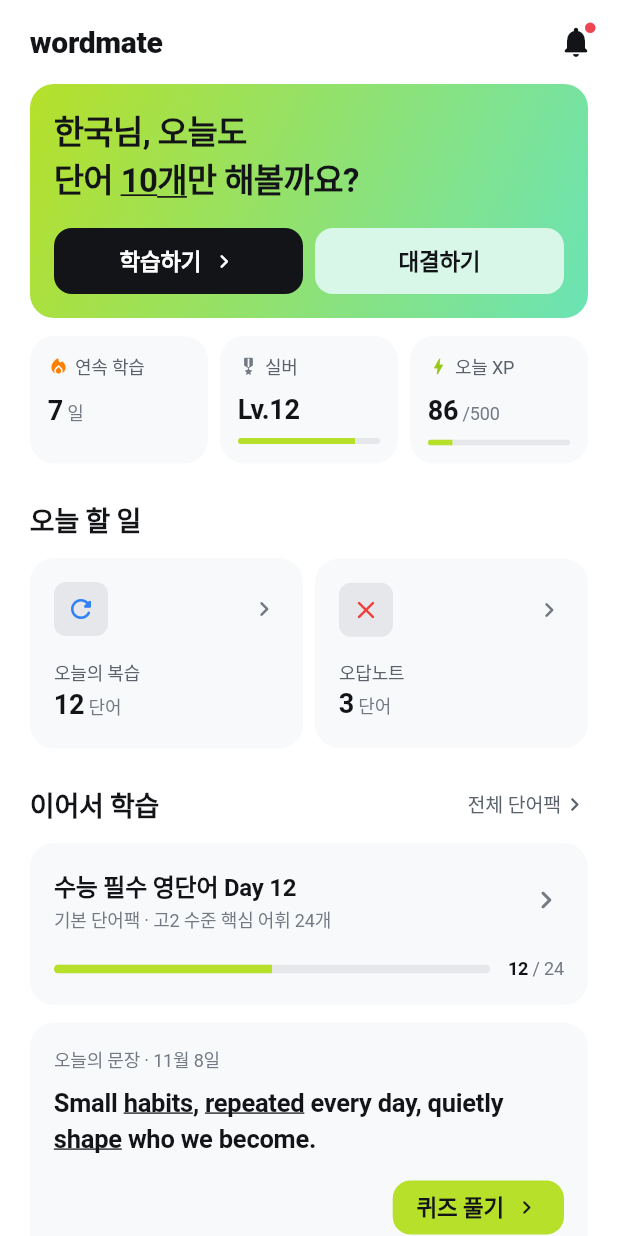
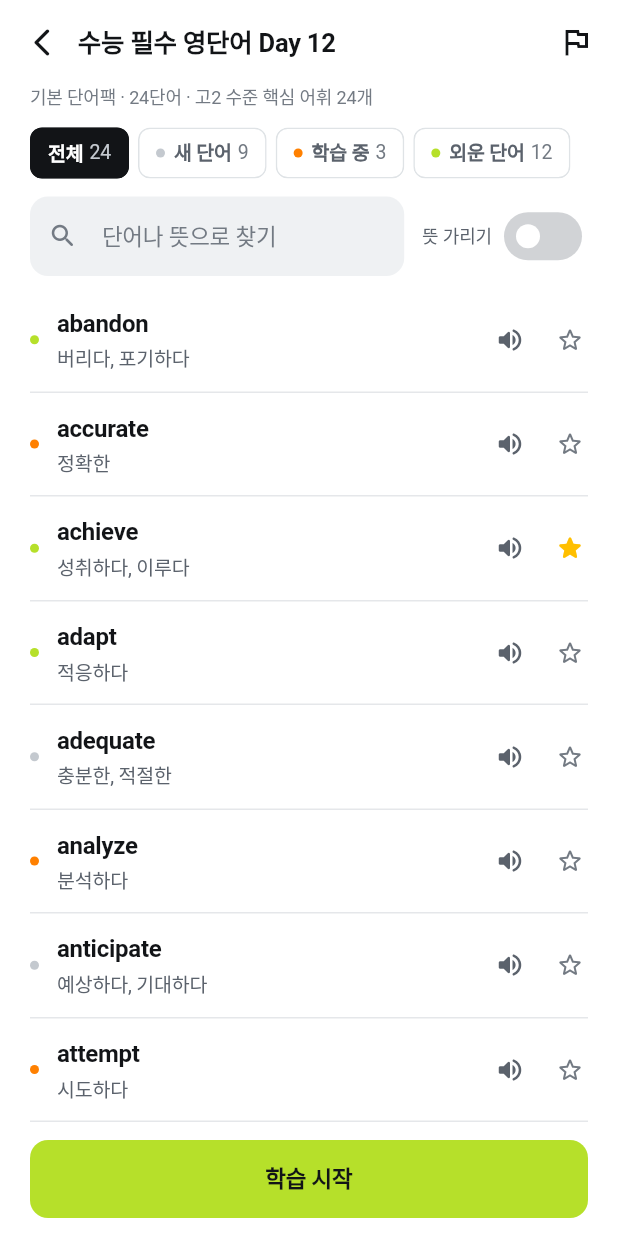
Before and after one commit to WORD-MATE/wordmate-android, a Flutter app: the HomeScreen screen opened directly, after a tap on "오답노트", on a phone screen of 412 x 824 dp. Run offline on Flutter 3.47's test engine with Material 3 defaults, Android fonts, the phone set to English and light mode, and no system bars.

Commit message:
feat: 단어팩 목록과 상세 화면 구현
- 기본/내 단어팩 탭, 이름 검색, 카테고리 칩 필터, 빈 검색 결과
- 단어팩 상세: 학습 상태별 필터와 개수, 단어/뜻 검색, 뜻 가리기
- 즐겨찾기, Android TextToSpeech 채널을 통한 단어 발음 듣기
- 단어팩 신고 바텀시트, 홈에서 단어팩 상세로 이동

Co-Authored-By: Claude Opus 5.5 <noreply@anthropic.com>

```diff
--- a/lib/screens/home/home_screen.dart
+++ b/lib/screens/home/home_screen.dart
@@ -7,6 +7,7 @@ import '../../utils/nav.dart';
 import '../../utils/theme.dart';
 import '../../widgets/buttons.dart';
 import '../../widgets/layout.dart';
+import '../wordpack/pack_detail_screen.dart';
 import 'notification_popup.dart';
 
 /// 홈 (Figma "메인화면").
@@ -79,7 +80,7 @@ class HomeScreen extends StatelessWidget {
 
 void _study(BuildContext context, WordPack pack) => mainTab.value = Tabs.wordPacks;
 
-void _openPack(BuildContext context, WordPack pack) => mainTab.value = Tabs.wordPacks;
+void _openPack(BuildContext context, WordPack pack) => push(context, PackDetailScreen(pack: pack));
 
 void _battleInvite(BuildContext context) => mainTab.value = Tabs.battle;
 
--- a/lib/screens/main_screen.dart
+++ b/lib/screens/main_screen.dart
@@ -4,6 +4,7 @@ import '../utils/nav.dart';
 import '../utils/theme.dart';
 import '../widgets/layout.dart';
 import 'home/home_screen.dart';
+import 'wordpack/word_packs_screen.dart';
 
 /// 하단 탭 5개(홈/단어팩/대결/랭킹/마이)를 가진 메인 화면.
 class MainScreen extends StatelessWidget {
@@ -26,7 +27,8 @@ class MainScreen extends StatelessWidget {
           index: index,
           children: [
             const HomeScreen(),
-            for (final (_, label) in _tabs.skip(1)) Center(child: Text(label, style: AppText.title1)),
+            const WordPacksScreen(),
+            for (final (_, label) in _tabs.skip(2)) Center(child: Text(label, style: AppText.title1)),
           ],
         ),
         bottomNavigationBar: _BottomBar(index: index, onSelect: (i) => mainTab.value = i),
--- /dev/null
+++ b/lib/screens/wordpack/pack_detail_screen.dart
@@ -0,0 +1,203 @@
+import 'package:flutter/material.dart';
+
+import '../../data/models.dart';
+import '../../data/store.dart';
+import '../../utils/speaker.dart';
+import '../../utils/theme.dart';
+import '../../widgets/buttons.dart';
+import '../../widgets/inputs.dart';
+import '../../widgets/layout.dart';
+import 'report_sheet.dart';
+
+Color wordStatusColor(WordStatus s) => switch (s) {
+      WordStatus.fresh => Palette.gray11,
+      WordStatus.learning => Palette.orange06,
+      WordStatus.memorized => Palette.lime01,
+    };
+
+/// 단어팩 상세 (Figma "단어", "뜻 가리기", "단어팩 신고").
+class PackDetailScreen extends StatefulWidget {
+  const PackDetailScreen({super.key, required this.pack});
+
+  final WordPack pack;
+
+  /// 학습 설정 화면 열기. 학습 기능 커밋에서 연결한다.
+  static void Function(BuildContext context, WordPack pack) openStudy = (_, _) {};
+
+  @override
+  State<PackDetailScreen> createState() => _PackDetailScreenState();
+}
+
+class _PackDetailScreenState extends State<PackDetailScreen> {
+  final _query = TextEditingController();
+  WordStatus? _filter;
+  bool _hideMeaning = false;
+
+  WordPack get pack => widget.pack;
+
+  @override
+  void dispose() {
+    _query.dispose();
+    super.dispose();
+  }
+
+  @override
+  Widget build(BuildContext context) {
+    return ListenableBuilder(
+      listenable: store,
+      builder: (context, _) {
+        final q = _query.text.trim().toLowerCase();
+        final words = pack.words
+            .where((w) => _filter == null || w.status == _filter)
+            .where((w) => q.isEmpty || w.term.toLowerCase().contains(q) || w.meaning.contains(q))
+            .toList();
+        return Scaffold(
+          appBar: AppTopBar(
+            title: pack.title,
+            onBack: () => Navigator.pop(context),
+            actions: [
+              AppIconButton(Icons.flag_outlined, tooltip: '신고', onPressed: () => showReportPackSheet(context, pack)),
+            ],
+          ),
+          body: Column(crossAxisAlignment: CrossAxisAlignment.start, children: [
+            Padding(
+              padding: const EdgeInsets.symmetric(horizontal: Gap.screen),
+              child: Text('${pack.sourceLabel} · ${pack.wordCount}단어 · ${pack.description}',
+                  style: AppText.caption1.copyWith(color: AppColors.textTertiary)),
+            ),
+            Gap.h12,
+            ChipRow<WordStatus?>(
+              items: const [null, ...WordStatus.values],
+              selected: _filter,
+              label: (s) => s?.label ?? '전체',
+              count: (s) => s == null ? pack.wordCount : pack.words.where((w) => w.status == s).length,
+              dot: (s) => s == null ? null : wordStatusColor(s),
+              onSelect: (s) => setState(() => _filter = s),
+            ),
+            Gap.h12,
+            Padding(
+              padding: const EdgeInsets.symmetric(horizontal: Gap.screen),
+              child: Row(children: [
+                Expanded(
+                  child: SearchField(controller: _query, hint: '단어나 뜻으로 찾기', onChanged: (_) => setState(() {})),
+                ),
+                Gap.w12,
+                Text('뜻 가리기', style: AppText.caption1.copyWith(color: AppColors.textSecondary)),
+                Gap.w4,
+                AppSwitch(value: _hideMeaning, onChanged: (v) => setState(() => _hideMeaning = v)),
+              ]),
+            ),
+            Expanded(
+              child: words.isEmpty
+                  ? const EmptyState(icon: Icons.search_off_rounded, message: '해당하는 단어가 없어요')
+                  : ListView.separated(
+                      padding: const EdgeInsets.only(top: 8),
+                      itemCount: words.length,
+                      separatorBuilder: (_, _) => const AppDivider(indent: Gap.screen),
+                      itemBuilder: (_, i) => WordRow(
+                        key: ValueKey(words[i].id),
+                        word: words[i],
+                        hideMeaning: _hideMeaning,
+                        trailing: buildOwnerActions(context, pack, words[i]),
+                      ),
+                    ),
+            ),
+          ]),
+          bottomNavigationBar: buildBottomActions(context, pack),
+        );
+      },
+    );
+  }
+}
+
+/// 내 단어팩일 때 단어별 수정/삭제 버튼. 내 단어팩 기능 커밋에서 채운다.
+List<Widget> Function(BuildContext context, WordPack pack, Word word) buildOwnerActions = (_, _, _) => const [];
+
+/// 하단 버튼 영역. 내 단어팩 기능 커밋에서 "단어 추가" 를 더한다.
+Widget Function(BuildContext context, WordPack pack) buildBottomActions = (context, pack) => BottomCta(
+      '학습 시작',
+      enabled: pack.words.isNotEmpty,
+      onPressed: () => PackDetailScreen.openStudy(context, pack),
+    );
+
+/// 단어 한 줄: 상태 점, 단어/뜻, 발음, 즐겨찾기.
+class WordRow extends StatefulWidget {
+  const WordRow({super.key, required this.word, required this.hideMeaning, this.trailing = const []});
+
+  final Word word;
+  final bool hideMeaning;
+  final List<Widget> trailing;
+
+  @override
+  State<WordRow> createState() => _WordRowState();
+}
+
+class _WordRowState extends State<WordRow> {
+  bool _revealed = false;
+
+  @override
+  void didUpdateWidget(covariant WordRow old) {
+    super.didUpdateWidget(old);
+    if (old.hideMeaning != widget.hideMeaning) _revealed = false;
+  }
+
+  @override
+  Widget build(BuildContext context) {
+    final w = widget.word;
+    final hidden = widget.hideMeaning && !_revealed;
+    return InkWell(
+      onTap: widget.hideMeaning ? () => setState(() => _revealed = !_revealed) : null,
+      child: Padding(
+        padding: const EdgeInsets.fromLTRB(Gap.screen, 12, 12, 12),
+        child: Row(children: [
+          Container(
+            width: 6,
+            height: 6,
+            decoration: BoxDecoration(color: wordStatusColor(w.status), shape: BoxShape.circle),
+          ),
+          Gap.w12,
+          Expanded(
+            child: Column(crossAxisAlignment: CrossAxisAlignment.start, children: [
+              Text(w.term, style: AppText.body1Bold),
+              const SizedBox(height: 2),
+              hidden
+                  ? Container(
+                      width: 96,
+                      height: 16,
+                      decoration: const BoxDecoration(color: AppColors.surfaceVariant, borderRadius: AppRadius.xs),
+                    )
+                  : Text(w.meaning, style: AppText.label2.copyWith(color: AppColors.textSecondary)),
+            ]),
+          ),
+          RowAction(Icons.volume_up_rounded, '발음 듣기', AppColors.textSecondary, () => Speaker.speak(w.term)),
+          RowAction(
+            w.starred ? Icons.star_rounded : Icons.star_border_rounded,
+            '즐겨찾기',
+            w.starred ? Palette.yellow02 : AppColors.textTertiary,
+            () => store.toggleStar(w),
+          ),
+          ...widget.trailing,
+        ]),
+      ),
+    );
+  }
+}
+
+class RowAction extends StatelessWidget {
+  const RowAction(this.icon, this.tooltip, this.color, this.onTap, {super.key});
+
+  final IconData icon;
+  final String tooltip;
+  final Color color;
+  final VoidCallback onTap;
+
+  @override
+  Widget build(BuildContext context) {
+    return IconButton(
+      onPressed: onTap,
+      tooltip: tooltip,
+      icon: Icon(icon, color: color, size: 20),
+      visualDensity: VisualDensity.compact,
+    );
+  }
+}
--- /dev/null
+++ b/lib/utils/speaker.dart
@@ -0,0 +1,18 @@
+import 'package:flutter/services.dart';
+
+/// Android 기본 TextToSpeech로 영어 단어 발음을 재생한다 (MainActivity.kt 의 채널과 짝).
+class Speaker {
+  Speaker._();
+
+  static const _channel = MethodChannel('wordmate/tts');
+
+  static Future<void> speak(String text) async {
+    try {
+      await _channel.invokeMethod('speak', {'text': text});
+    } on PlatformException {
+      // TTS 엔진이 없는 기기에서는 조용히 무시한다.
+    } on MissingPluginException {
+      // 테스트 환경 등 채널이 없을 때.
+    }
+  }
+}
```
Also changed, not shown: lib/screens/wordpack/report_sheet.dart (added, +82 -0 lines), lib/screens/wordpack/word_packs_screen.dart (added, +127 -0 lines), 1 other file.
